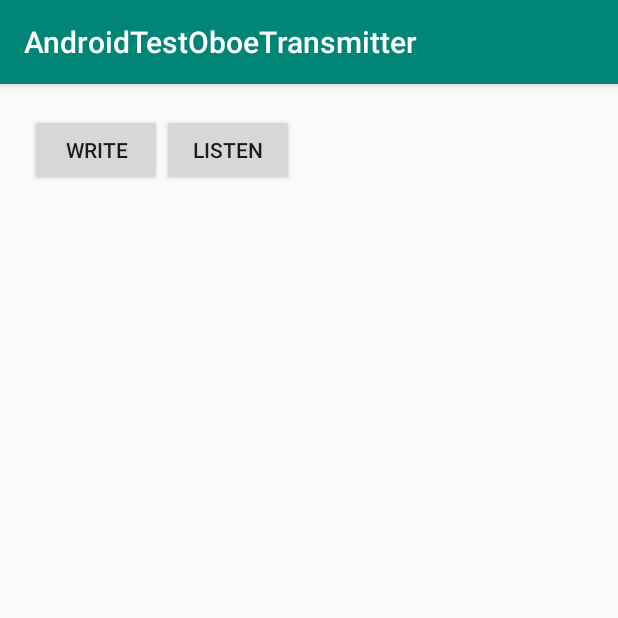
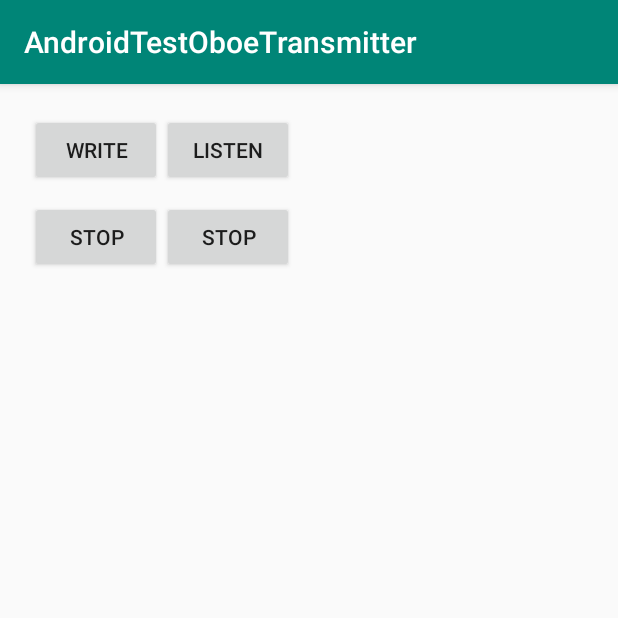
Before and after one commit to alexaccandr/audio_streaming_prototype, an Android app: the screen it shows after launch (MainActivity), after a tap on "LISTEN", on a phone screen of 412 x 824 dp, the top half of it. Run offline under Robolectric (Android 15) with nearby library versions, the phone set to English and light mode, and no system bars; 1 statement that could not run was skipped.

Commit message:
Noise fixed

```diff
--- a/app/src/main/java/com/example/androidtestoboetransmitter/AudioEngine.kt
+++ b/app/src/main/java/com/example/androidtestoboetransmitter/AudioEngine.kt
@@ -116,8 +116,8 @@ object AudioEngine {
      *  @param buffer The buffer to store recorded audio data
      *  @param size The size of the streaming buffer
      */
-    fun getRecordingData(buffer: ShortArray, size: Int) {
-        native_getRecordingData(buffer, size)
+    fun getRecordingData(buffer: ShortArray, size: Int): Int {
+        return native_getRecordingData(buffer, size)
     }
 
     /**
@@ -143,7 +143,7 @@ object AudioEngine {
     private external fun native_startStreaming(): Boolean
     private external fun native_setPlaybackOn(isOn: Boolean)
     private external fun native_setMicrophoneOn(isOn: Boolean)
-    private external fun native_getRecordingData(buffer: ShortArray, size: Int)
+    private external fun native_getRecordingData(buffer: ShortArray, size: Int): Int
     private external fun native_stopStreaming()
     //endregion
 }
--- a/app/src/main/java/com/example/androidtestoboetransmitter/JavaUtils.java
+++ b/app/src/main/java/com/example/androidtestoboetransmitter/JavaUtils.java
@@ -23,7 +23,6 @@ public class JavaUtils {
             ++short_index;
             byte_index += 2;
         }
-
         return buffer;
     }
 
--- a/app/src/main/java/com/example/androidtestoboetransmitter/MainActivity.kt
+++ b/app/src/main/java/com/example/androidtestoboetransmitter/MainActivity.kt
@@ -1,10 +1,13 @@
 package com.example.androidtestoboetransmitter
 
+import android.Manifest
 import android.content.Context
+import android.content.pm.PackageManager
 import android.media.AudioManager
-import android.net.wifi.WifiManager
 import android.os.Bundle
+import android.widget.Toast
 import androidx.appcompat.app.AppCompatActivity
+import androidx.core.app.ActivityCompat
 import com.voxtours.vow.managers.streaming.StreamLiveListenerWorker
 import com.voxtours.vow.managers.streaming.StreamLivePresenterWorker
 import kotlinx.android.synthetic.main.activity_main.*
@@ -19,12 +22,60 @@ class MainActivity : AppCompatActivity() {
 
 
         startDiscovery.setOnClickListener {
-            createBroadcastThread = CreateBroadcastThread(this).also { it.start() }
+            createBroadcastThread = CreateBroadcastThread(this)
+            createBroadcastThread?.start()
         }
         startListener.setOnClickListener {
-            createListenerThread = CreateListenerThread(this).also { it.start() }
+            createListenerThread = CreateListenerThread(this)
+            createListenerThread?.start()
+        }
+
+        stopListener.setOnClickListener {
+            createListenerThread?.apply {
+                streamBaseWorker.disconnect()
+            }
+        }
+        stopDiscovery.setOnClickListener {
+            createBroadcastThread?.apply {
+                streamBaseWorker.disconnect()
+            }
+        }
+
+        if (!isRecordPermissionGranted()) run { requestPermissions() }
+    }
+
+    val APP_PERMISSION_REQUEST = 1234
+    private fun isRecordPermissionGranted(): Boolean {
+        return ActivityCompat.checkSelfPermission(
+            this,
+            Manifest.permission.RECORD_AUDIO
+        ) == PackageManager.PERMISSION_GRANTED
+    }
+
+    private fun requestPermissions() {
+        ActivityCompat.requestPermissions(
+            this,
+            arrayOf(Manifest.permission.RECORD_AUDIO),
+            APP_PERMISSION_REQUEST
+        )
+    }
+
+    override fun onRequestPermissionsResult(
+        requestCode: Int, permissions: Array<String>,
+        grantResults: IntArray
+    ) {
+
+        if (APP_PERMISSION_REQUEST != requestCode) {
+            super.onRequestPermissionsResult(requestCode, permissions, grantResults)
+            return
+        }
+
+        if (grantResults.size != 1 || grantResults[0] != PackageManager.PERMISSION_GRANTED) {
+
+            Toast.makeText(applicationContext, "AAAA", Toast.LENGTH_SHORT).show()
         }
     }
+
 
     class CreateBroadcastThread(context: Context) : Thread() {
         val audioManager = context.getSystemService(Context.AUDIO_SERVICE) as AudioManager
@@ -32,25 +83,27 @@ class MainActivity : AppCompatActivity() {
         val streamBaseWorker = StreamLivePresenterWorker(
             context,
 //            Integer.parseInt(audioManager.getProperty(AudioManager.PROPERTY_OUTPUT_SAMPLE_RATE)),
-            16000,
-            Integer.parseInt(audioManager.getProperty(AudioManager.PROPERTY_OUTPUT_FRAMES_PER_BUFFER))
+            8000,
+            128
         )
 
         override fun run() {
+            priority = MAX_PRIORITY
             streamBaseWorker.initEngine()
         }
     }
+
     class CreateListenerThread(context: Context) : Thread() {
-        val audioManager = context.getSystemService(Context.AUDIO_SERVICE) as AudioManager
 
         val streamBaseWorker = StreamLiveListenerWorker(
             context,
 //            Integer.parseInt(audioManager.getProperty(AudioManager.PROPERTY_OUTPUT_SAMPLE_RATE)),
-            16000,
-            192
+            8000,
+            128
         )
 
         override fun run() {
+            priority = MAX_PRIORITY
             streamBaseWorker.initEngine()
         }
     }
--- a/app/src/main/res/layout/activity_main.xml
+++ b/app/src/main/res/layout/activity_main.xml
@@ -16,6 +16,15 @@
         app:layout_constraintTop_toTopOf="parent" />
 
     <Button
+        android:id="@+id/stopDiscovery"
+        android:layout_width="wrap_content"
+        android:layout_height="wrap_content"
+        android:layout_marginTop="10dp"
+        android:text="Stop"
+        app:layout_constraintLeft_toLeftOf="@+id/startDiscovery"
+        app:layout_constraintTop_toBottomOf="@+id/startDiscovery" />
+
+    <Button
         android:id="@+id/startListener"
         android:layout_width="wrap_content"
         android:layout_height="wrap_content"
@@ -23,4 +32,13 @@
         app:layout_constraintLeft_toRightOf="@+id/startDiscovery"
         app:layout_constraintTop_toTopOf="parent" />
 
+    <Button
+        android:id="@+id/stopListener"
+        android:layout_width="wrap_content"
+        android:layout_height="wrap_content"
+        android:layout_marginTop="10dp"
+        android:text="Stop"
+        app:layout_constraintLeft_toLeftOf="@+id/startListener"
+        app:layout_constraintTop_toBottomOf="@+id/startListener" />
+
 </androidx.constraintlayout.widget.ConstraintLayout>
```
Also changed, not shown: app/src/main/java/com/example/androidtestoboetransmitter/streams/StreamLiveListenerWorker.kt (+30 -26 lines), app/src/main/java/com/example/androidtestoboetransmitter/streams/StreamLivePresenterWorker.kt (+60 -44 lines), 5 other files.
